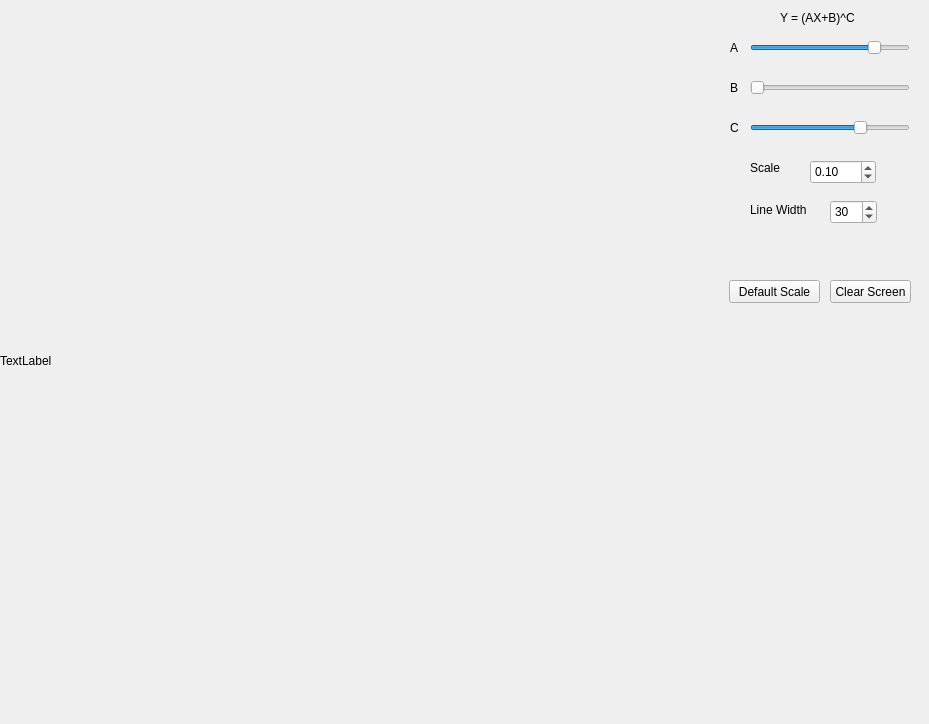
alexbyl7/rls_dd, file widget.ui: the form before one commit.
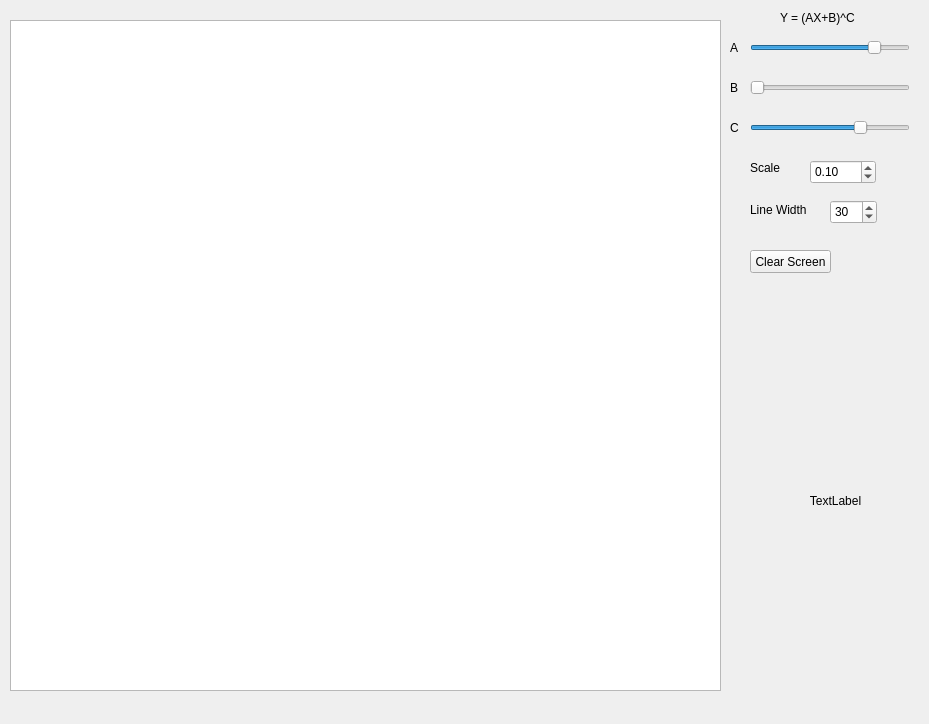
The form after the commit.

```diff
--- a/widget.ui
+++ b/widget.ui
@@ -16,15 +16,27 @@
   <widget class="QLabel" name="label">
    <property name="geometry">
     <rect>
-     <x>0</x>
-     <y>0</y>
-     <width>721</width>
-     <height>721</height>
+     <x>760</x>
+     <y>430</y>
+     <width>151</width>
+     <height>141</height>
     </rect>
    </property>
+   <property name="layoutDirection">
+    <enum>Qt::LeftToRight</enum>
+   </property>
    <property name="text">
     <string>TextLabel</string>
    </property>
+   <property name="scaledContents">
+    <bool>false</bool>
+   </property>
+   <property name="alignment">
+    <set>Qt::AlignCenter</set>
+   </property>
+   <property name="wordWrap">
+    <bool>false</bool>
+   </property>
   </widget>
   <widget class="QSlider" name="horizontalSlider_A">
    <property name="geometry">
@@ -190,8 +202,8 @@
   <widget class="QPushButton" name="pushButtonClear">
    <property name="geometry">
     <rect>
-     <x>830</x>
-     <y>280</y>
+     <x>750</x>
+     <y>250</y>
      <width>81</width>
      <height>23</height>
     </rect>
@@ -200,18 +212,15 @@
     <string>Clear Screen</string>
    </property>
   </widget>
-  <widget class="QPushButton" name="pushButtonDefaultScale">
+  <widget class="QGraphicsView" name="graphicsView">
    <property name="geometry">
     <rect>
-     <x>729</x>
-     <y>280</y>
-     <width>91</width>
-     <height>23</height>
+     <x>10</x>
+     <y>20</y>
+     <width>711</width>
+     <height>671</height>
     </rect>
    </property>
-   <property name="text">
-    <string>Default Scale</string>
-   </property>
   </widget>
  </widget>
  <layoutdefault spacing="6" margin="11"/>
```
